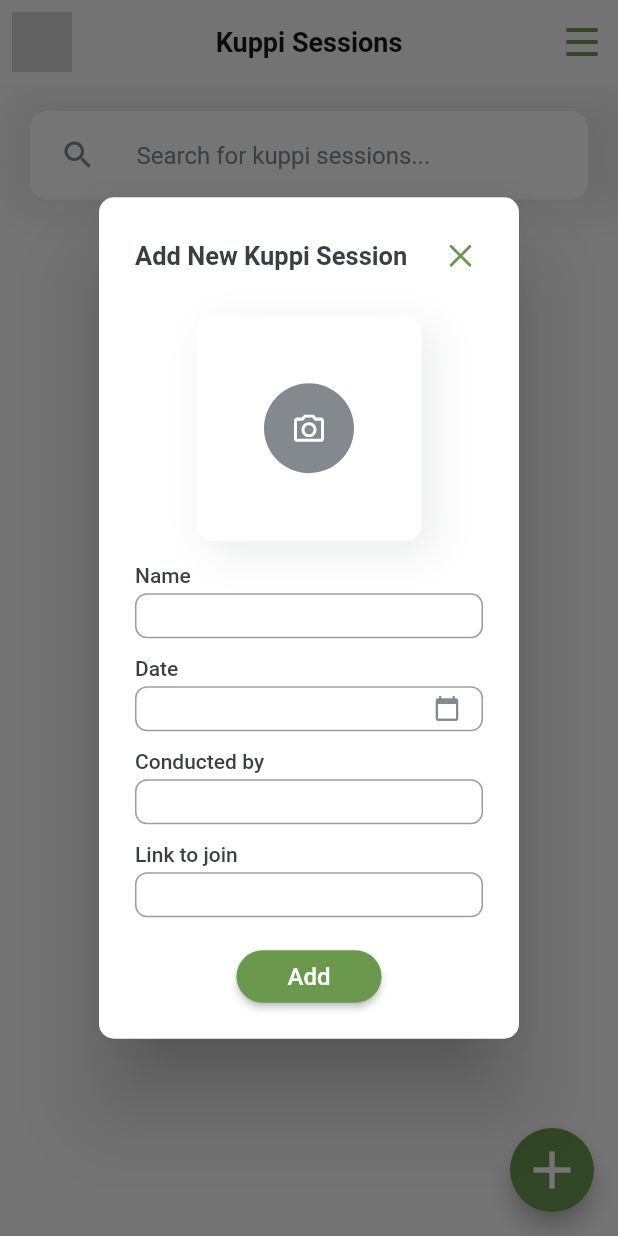
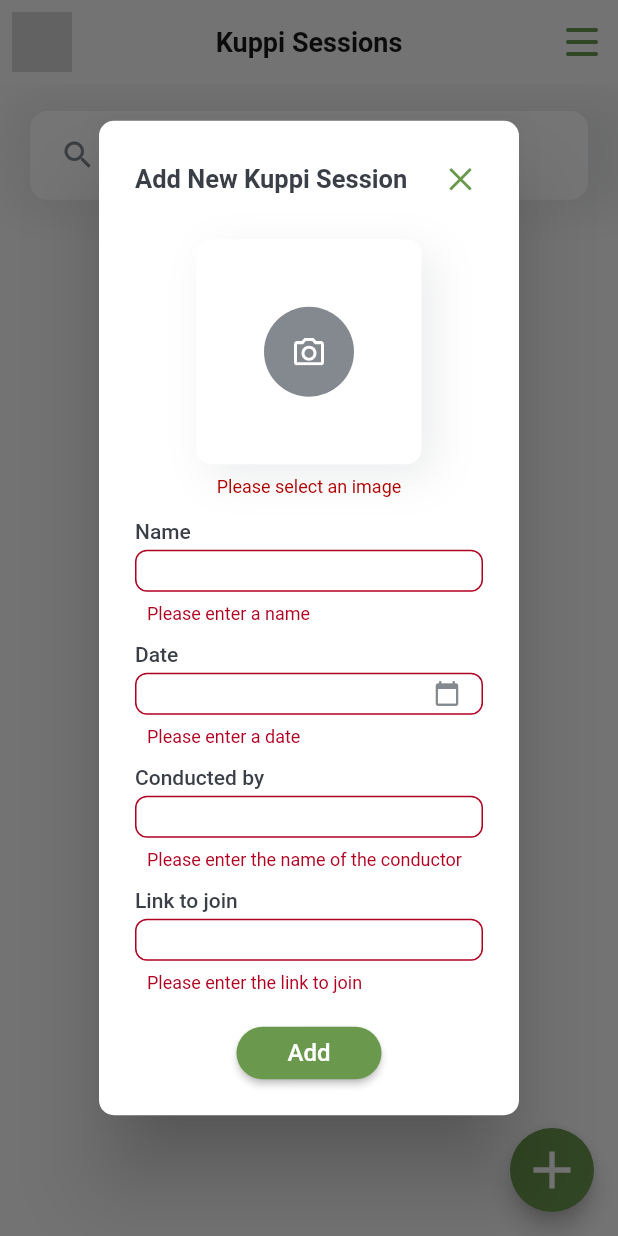
Before and after one commit to Chamith-Dilshan/ScholarSync_MobileApp, a Flutter app: the KuppiPage screen opened directly, after a tap on an icon or button, on a phone screen of 412 x 824 dp. Run offline on Flutter 3.47's test engine with Material 2 defaults, Android fonts, the phone set to English and light mode, and no system bars; drawn by our look-alikes of calendar_view; our stand-ins replace cloud_firestore, expandable_text, firebase_auth, firebase_core, firebase_storage, flutter_riverpod and 2 more; accounts and stored records are empty.

Commit message:
fix the validation problem of image form field

```diff
--- a/lib/common/reusable_form_dialog.dart
+++ b/lib/common/reusable_form_dialog.dart
@@ -70,6 +70,7 @@ class _ReusableFormDialogState extends State<ReusableFormDialog> {
       content: SingleChildScrollView(
         physics: const BouncingScrollPhysics(),
         child: Form(
+          autovalidateMode: AutovalidateMode.always,
           key: _formKey,
           child: Column(
             mainAxisSize: MainAxisSize.min,
--- a/lib/features/view/kuppi_page.dart
+++ b/lib/features/view/kuppi_page.dart
@@ -15,6 +15,7 @@ import 'package:scholarsync/common/reusable_form_dialog.dart';
 import 'package:scholarsync/theme/palette.dart';
 import 'package:scholarsync/utils/kuppi_repository.dart';
 import '../../models/kuppi.dart';
+import '../widgets/image_form_field.dart';
 
 final KuppiRepository _kuppiRepository = KuppiRepository();
 
@@ -34,18 +35,6 @@ class _KuppiPageState extends State<KuppiPage> {
   final _dateController = TextEditingController();
   final _conductorController = TextEditingController();
   final _linkController = TextEditingController();
-
-  Future<void> imagePicker(StateSetter setState) async {
-    final pickedImage =
-        await ImagePicker().pickImage(source: ImageSource.gallery);
-
-    if (pickedImage != null) {
-      setState(() {
-        _selectedImage = File(pickedImage.path);
-        _isImageSelected = true;
-      });
-    }
-  }
 
   Future<void> createNewKuppiSession() async {
     try {
@@ -216,9 +205,18 @@ class _KuppiPageState extends State<KuppiPage> {
           buttonLabel: 'Add',
           formFields: [
             const SizedBox(height: 5),
-            StatefulBuilder(
-              builder: (context, setState) {
-                return _buildImagePicker(setState);
+            ImageFormField(
+              validator: (selectedImage) {
+                if (selectedImage == null) {
+                  return 'Please select an image';
+                }
+                return null;
+              },
+              onImageSelected: (selectedImage) {
+                setState(() {
+                  _selectedImage = selectedImage;
+                  _isImageSelected = true;
+                });
               },
             ),
             const SizedBox(height: 15),
@@ -287,55 +285,4 @@ class _KuppiPageState extends State<KuppiPage> {
       },
     );
   }
-
-  Widget _buildImagePicker(StateSetter setState) {
-    return GestureDetector(
-      onTap: () async {
-        await imagePicker(setState);
-      },
-      child: Container(
-        width: 150,
-        height: 150,
-        decoration: BoxDecoration(
-          color: PaletteLightMode.whiteColor,
-          borderRadius: BorderRadius.circular(10),
-          boxShadow: const [
-            BoxShadow(
-              color: PaletteLightMode.shadowColor,
-              offset: Offset(8, 8),
-              blurRadius: 24,
-              spreadRadius: 0,
-            ),
-          ],
-        ),
-        child: _isImageSelected
-            ? ClipRRect(
-                borderRadius: BorderRadius.circular(10),
-                child: _selectedImage != null
-                    ? Image.file(
-                        _selectedImage!,
-                        width: 150,
-                        height: 150,
-                        fit: BoxFit.cover,
-                      )
-                    : Container(),
-              )
-            : Center(
-                child: Container(
-                  width: 60,
-                  height: 60,
-                  decoration: const BoxDecoration(
-                    color: PaletteLightMode.secondaryTextColor,
-                    shape: BoxShape.circle,
-                  ),
-                  child: const ButtonIcon(
-                    icon: IconConstants.cameraIcon,
-                    iconColor: PaletteLightMode.whiteColor,
-                    size: 20,
-                  ),
-                ),
-              ),
-      ),
-    );
-  }
 }
--- /dev/null
+++ b/lib/features/widgets/image_form_field.dart
@@ -0,0 +1,116 @@
+import 'dart:io';
+
+import 'package:flutter/material.dart';
+import 'package:image_picker/image_picker.dart';
+
+import '../../common/button_icon.dart';
+import '../../constants/icon_constants.dart';
+import '../../theme/palette.dart';
+
+class ImageFormField extends StatefulWidget {
+  const ImageFormField(
+      {super.key, required this.onImageSelected, required this.validator});
+
+  final Function(File) onImageSelected;
+  final String? Function(File?) validator;
+
+  @override
+  State<ImageFormField> createState() => _ImageFormFieldState();
+}
+
+class _ImageFormFieldState extends State<ImageFormField> {
+  File? _selectedImage;
+  bool _isImageSelected = false;
+  bool _hasError = false;
+
+  Future<void> imagePicker() async {
+    final pickedImage =
+        await ImagePicker().pickImage(source: ImageSource.gallery);
+
+    if (pickedImage != null) {
+      setState(() {
+        _selectedImage = File(pickedImage.path);
+        _isImageSelected = true;
+      });
+
+      widget.onImageSelected(_selectedImage!);
+    }
+  }
+
+  @override
+  Widget build(BuildContext context) {
+    return FormField<File?>(
+      validator: (value) {
+        setState(() {
+          _hasError = widget.validator.call(value) != null;
+        });
+        return widget.validator.call(value);
+      },
+      builder: (state) {
+        return GestureDetector(
+          onTap: () async {
+            await imagePicker();
+          },
+          child: Column(
+            children: [
+              Container(
+                width: 150,
+                height: 150,
+                decoration: BoxDecoration(
+                  color: PaletteLightMode.whiteColor,
+                  borderRadius: BorderRadius.circular(10),
+                  boxShadow: const [
+                    BoxShadow(
+                      color: PaletteLightMode.shadowColor,
+                      offset: Offset(8, 8),
+                      blurRadius: 24,
+                      spreadRadius: 0,
+                    ),
+                  ],
+                ),
+                child: _isImageSelected
+                    ? ClipRRect(
+                        borderRadius: BorderRadius.circular(10),
+                        child: _selectedImage != null
+                            ? Image.file(
+                                _selectedImage!,
+                                width: 150,
+                                height: 150,
+                                fit: BoxFit.cover,
+                              )
+                            : Container(),
+                      )
+                    : Center(
+                        child: Container(
+                          width: 60,
+                          height: 60,
+                          decoration: const BoxDecoration(
+                            color: PaletteLightMode.secondaryTextColor,
+                            shape: BoxShape.circle,
+                          ),
+                          child: const ButtonIcon(
+                            icon: IconConstants.cameraIcon,
+                            iconColor: PaletteLightMode.whiteColor,
+                            size: 20,
+                          ),
+                        ),
+                      ),
+              ),
+              if (_hasError)
+                Padding(
+                  padding: const EdgeInsets.only(top: 8),
+                  child: Text(
+                    state.errorText ?? '',
+                    style: const TextStyle(
+                      color: PaletteLightMode.errorColor,
+                      fontSize: 12,
+                    ),
+                  ),
+                )
+            ],
+          ),
+        );
+      },
+    );
+  }
+}
--- a/lib/theme/palette.dart
+++ b/lib/theme/palette.dart
@@ -10,6 +10,7 @@ class PaletteLightMode {
   static const Color primaryGreenColor = Color(0xFF132A13);
   static const Color secondaryGreenColor = Color(0xFF6A994E);
   static const Color primaryRedColor = Color(0xFFCC0025);
+  static const Color errorColor = Color(0xFFae0000);
   static const Color transparentColor = Color(0x00000000);
   static const Color shadowColor = Color.fromRGBO(11, 24, 43, 0.08);
 }
```
